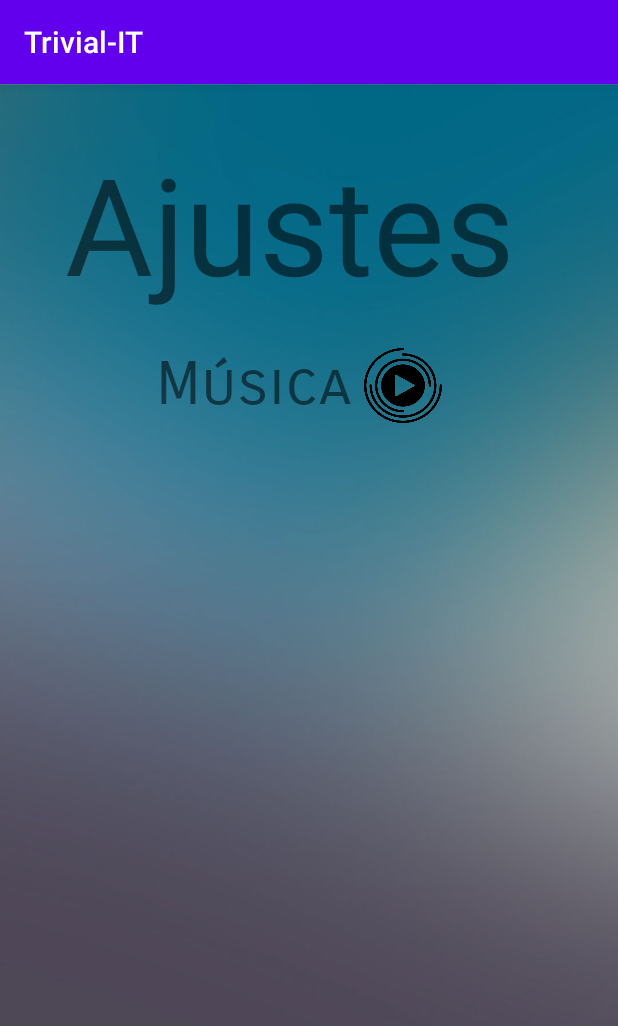
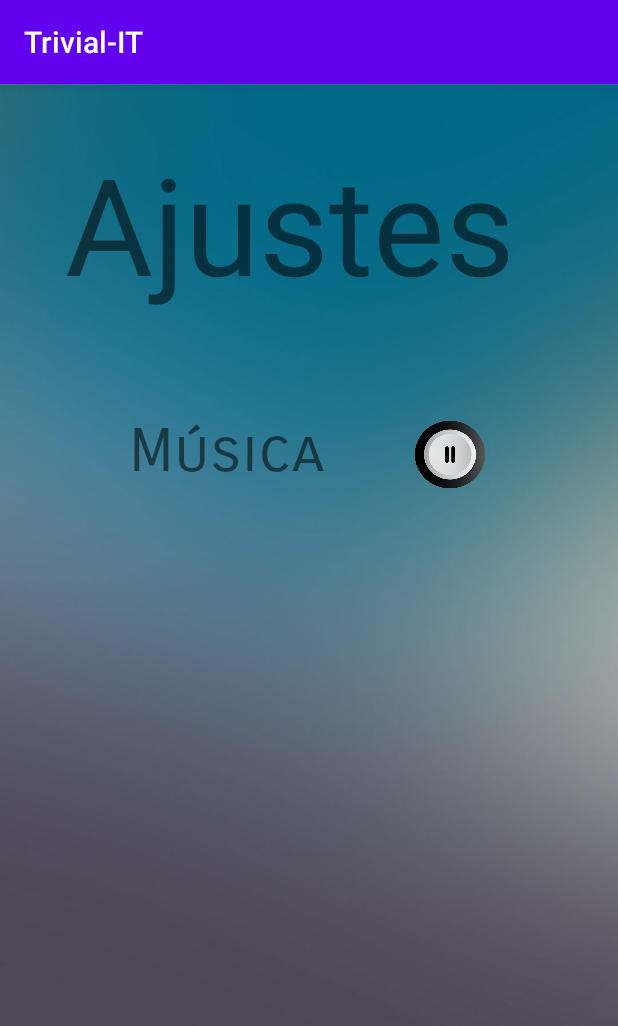
Before and after one commit to MFrutuoso/Trivial-IT, an Android app: the Ajustes screen opened directly, with no data from a screen before it, on a phone screen of 412 x 824 dp. Shown: the top 1026 px of the screen. Run offline under Robolectric (Android 15) with nearby library versions, the phone set to English and light mode, and no system bars.

Commit message:
Servicio de musica corregido

```diff
--- a/Trivial-IT/app/src/main/java/com/dam2/trivial_it/Ajustes.java
+++ b/Trivial-IT/app/src/main/java/com/dam2/trivial_it/Ajustes.java
@@ -1,35 +1,61 @@
 package com.dam2.trivial_it;
 
-import androidx.appcompat.app.AppCompatActivity;
-
-import android.media.MediaPlayer;
+import android.content.Intent;
 import android.os.Bundle;
 import android.view.View;
 import android.widget.Button;
 import android.widget.Toast;
 
+import androidx.appcompat.app.AppCompatActivity;
+
 public class Ajustes extends AppCompatActivity {
-    Button musica;
-    MediaPlayer mp;
+    Button btnPlayMusica;
+
     @Override
     protected void onCreate(Bundle savedInstanceState) {
         super.onCreate(savedInstanceState);
         setContentView(R.layout.activity_ajustes);
-        musica = (Button)findViewById(R.id.play);
-        mp = MediaPlayer.create(this, R.raw.fondo);
-        musica.setOnClickListener(new View.OnClickListener() {
-            @Override
-                public void onClick(View v){
-                    if(mp.isPlaying()){
-                        mp.pause();
-                        musica.setBackgroundResource(R.drawable.pause);
-                        Toast.makeText(Ajustes.this, "Pausa", Toast.LENGTH_SHORT).show();
-                    }else{
-                        mp.start();
-                        musica.setBackgroundResource(R.drawable.play);
-                        Toast.makeText(Ajustes.this, "Play", Toast.LENGTH_SHORT).show();
-                    }
-                }
-        });
+
+        btnPlayMusica = (Button)findViewById(R.id.btn_PlayMusica);
+
+        //Se indica al botón la imagen que debe tener según el estado (Encendida/apagada)
+        if(Login.encendida){
+            btnPlayMusica.setBackgroundResource(R.drawable.pause);
+        }
+        else{
+            btnPlayMusica.setBackgroundResource(R.drawable.play);
+        }
+    }
+
+    //Cuando pulsa el botón de Musica.
+    public void btnPlayMusica(View view) {
+        if(Login.encendida){
+            apagarMusica();
+            btnPlayMusica.setBackgroundResource(R.drawable.play);
+            Toast.makeText(this, "Música Off", Toast.LENGTH_SHORT).show();
+        }
+        else{
+            encenderMusica();
+            btnPlayMusica.setBackgroundResource(R.drawable.pause);
+            Toast.makeText(this, "Música On", Toast.LENGTH_SHORT).show();
+        }
+    }
+
+    //Metodo para encender musica
+    public void encenderMusica(){
+        if(Login.encendida==false){
+            Intent miReproductor = new Intent(this, ServicioMusica.class);
+            this.startService(miReproductor);
+            Login.encendida = true;
+        }
+    }
+    //Metodo para apagar musica
+    public void apagarMusica(){
+        if(Login.encendida==true){
+            Intent miReproductor = new Intent(this, ServicioMusica.class);
+            this.stopService(miReproductor);
+            Login.encendida = false;
+        }
+
     }
 }
--- a/Trivial-IT/app/src/main/res/layout/activity_ajustes.xml
+++ b/Trivial-IT/app/src/main/res/layout/activity_ajustes.xml
@@ -8,34 +8,40 @@
     tools:context=".Ajustes">
 
 
-    <Button
-        android:id="@+id/play"
-        android:layout_width="52dp"
-        android:layout_height="50dp"
-        android:background="@drawable/play"
+    <LinearLayout
+        android:layout_width="match_parent"
+        android:layout_height="wrap_content"
+        android:gravity="center"
+        android:orientation="horizontal"
         app:layout_constraintBottom_toBottomOf="parent"
         app:layout_constraintEnd_toEndOf="parent"
-        app:layout_constraintHorizontal_bias="0.674"
+        app:layout_constraintHorizontal_bias="1.0"
         app:layout_constraintStart_toStartOf="parent"
         app:layout_constraintTop_toTopOf="parent"
-        app:layout_constraintVertical_bias="0.245" />
+        app:layout_constraintVertical_bias="0.309">
 
         <TextView
-        android:id="@+id/textView2"
+            android:id="@+id/tv_musica"
             android:layout_width="138dp"
             android:layout_height="53dp"
             android:fontFamily="sans-serif-smallcaps"
             android:text="@string/musica"
-        android:textSize="40sp"
-        app:layout_constraintBottom_toBottomOf="parent"
-        app:layout_constraintEnd_toEndOf="parent"
-        app:layout_constraintHorizontal_bias="0.38"
-        app:layout_constraintStart_toStartOf="parent"
-        app:layout_constraintTop_toTopOf="parent"
-        app:layout_constraintVertical_bias="0.246" />
+            android:textSize="40sp" />
+
+        <Space
+            android:layout_width="50dp"
+            android:layout_height="wrap_content"/>
+
+        <Button
+            android:id="@+id/btn_PlayMusica"
+            android:layout_width="52dp"
+            android:layout_height="50dp"
+            android:background="@drawable/pause"
+            android:onClick="btnPlayMusica" />
+    </LinearLayout>
 
     <TextView
-        android:id="@+id/textView4"
+        android:id="@+id/tv_Ajustes"
         android:layout_width="343dp"
         android:layout_height="136dp"
         android:text="@string/ajustess"
```
Also changed, not shown: Trivial-IT/app/src/main/AndroidManifest.xml (+9 -6 lines), Trivial-IT/app/src/main/java/com/dam2/trivial_it/Login.java (+17 -10 lines), Trivial-IT/app/src/main/java/com/dam2/trivial_it/ServicioMusica.java (+39 -2 lines). Lines whose indentation alone changed are shown as unchanged.
